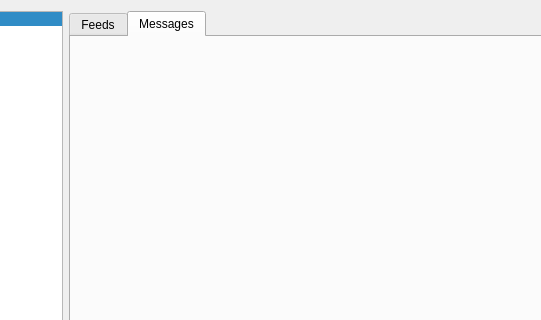
martinrotter/rssguard, file src/gui/formsettings.ui: the form before one commit; both pictures show x 168 to 709 and y 0 to 320 of the 808 by 410 pixel window.
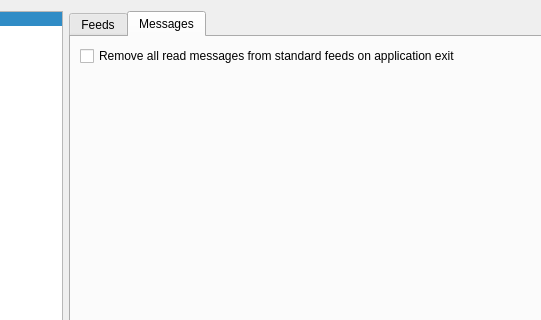
The form after the commit. The open tabs and pages were chosen to show the change. Custom widgets are drawn as their Qt base class.

What changed in the file:
```diff
--- a/src/gui/formsettings.ui
+++ b/src/gui/formsettings.ui
@@ -763,6 +763,13 @@
            <property name="fieldGrowthPolicy">
             <enum>QFormLayout::AllNonFixedFieldsGrow</enum>
            </property>
+           <item row="0" column="0">
+            <widget class="QCheckBox" name="m_checkRemoveReadMessagesOnExit">
+             <property name="text">
+              <string>Remove all read messages from standard feeds on application exit</string>
+             </property>
+            </widget>
+           </item>
           </layout>
          </widget>
         </widget>
```
Left out of the diff: 8 changed lines with no effect on the pictures.
